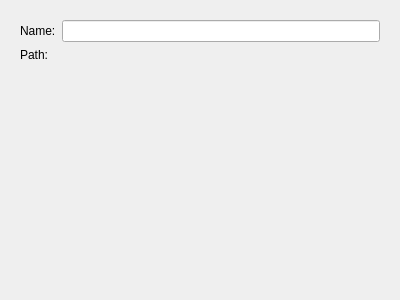
This is src/libs/utils/filewizardpage.ui in qt-creator/qt-creator as Qt 5 draws it before an edit. The edited form follows.
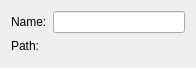
This is the edited form. Custom widgets are drawn as their Qt base class.

```diff
--- a/src/libs/utils/filewizardpage.ui
+++ b/src/libs/utils/filewizardpage.ui
@@ -6,8 +6,8 @@
    <rect>
     <x>0</x>
     <y>0</y>
-    <width>400</width>
-    <height>300</height>
+    <width>196</width>
+    <height>68</height>
    </rect>
   </property>
   <property name="windowTitle">
@@ -16,15 +16,7 @@
   <property name="title">
    <string>Choose the location</string>
   </property>
-  <layout class="QVBoxLayout" name="verticalLayout">
-   <item>
-    <layout class="QHBoxLayout" name="horizontalLayout">
-     <item>
-      <widget class="QWidget" name="widget" native="true">
        <layout class="QFormLayout" name="formLayout">
-        <property name="fieldGrowthPolicy">
-         <enum>QFormLayout::AllNonFixedFieldsGrow</enum>
-        </property>
         <item row="0" column="0">
          <widget class="QLabel" name="nameLabel">
           <property name="text">
@@ -44,24 +36,6 @@
         </item>
         <item row="1" column="1">
          <widget class="Core::Utils::PathChooser" name="pathChooser" native="true"/>
-        </item>
-       </layout>
-      </widget>
-     </item>
-    </layout>
-   </item>
-   <item>
-    <spacer name="verticalSpacer">
-     <property name="orientation">
-      <enum>Qt::Vertical</enum>
-     </property>
-     <property name="sizeHint" stdset="0">
-      <size>
-       <width>20</width>
-       <height>201</height>
-      </size>
-     </property>
-    </spacer>
    </item>
   </layout>
  </widget>
```
Lines whose indentation alone changed are shown as unchanged.
